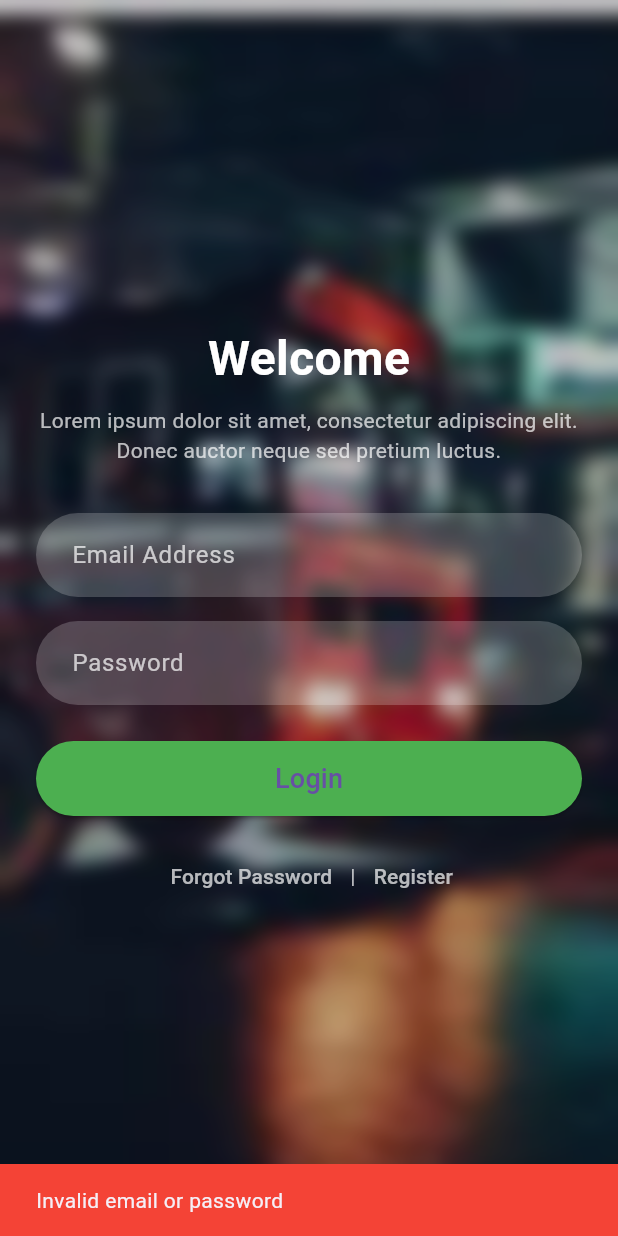
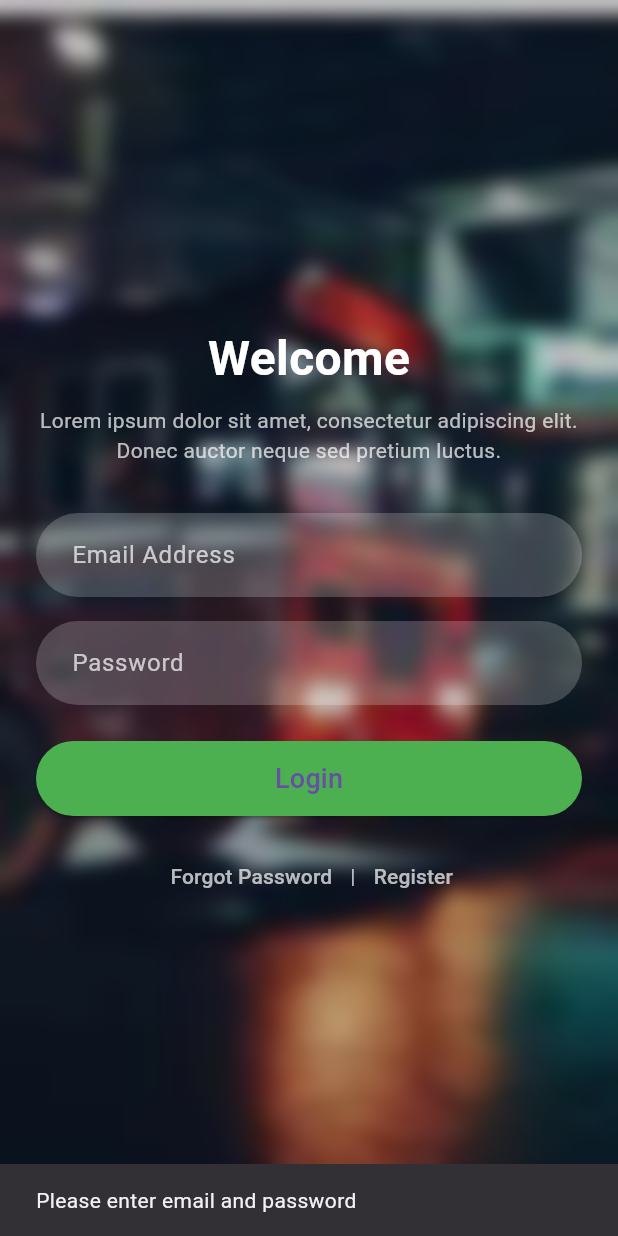
Before and after one commit to SanmuganathanLathusan/bus_tracker, a Flutter app: the screen it shows after launch, after a tap on "Login", on a phone screen of 412 x 824 dp. Run offline on Flutter 3.47's test engine with Material 3 defaults, Android fonts, the phone set to English and light mode, and no system bars; our stand-ins replace firebase_auth, firebase_core; accounts and stored records are empty.

Commit message:
add modified file

```diff
--- a/lib/screens/welcome_screen.dart
+++ b/lib/screens/welcome_screen.dart
@@ -1,6 +1,7 @@
 import 'dart:ui';
 import 'package:flutter/material.dart';
 import 'package:waygo/screens/Forgot_password.dart';
+ import 'package:firebase_auth/firebase_auth.dart';
 
 class WelcomeScreen extends StatefulWidget {
   const WelcomeScreen({super.key});
@@ -13,22 +14,42 @@ class _WelcomeScreenState extends State<WelcomeScreen> {
   final TextEditingController _emailController = TextEditingController();
   final TextEditingController _passwordController = TextEditingController();
 
-  void _login() {
-    String email = _emailController.text.trim();
-    String password = _passwordController.text.trim();
 
-    // Simple check (replace with Firebase / API later)
-    if (email == "test@example.com" && password == "123456") {
-      Navigator.pushReplacementNamed(context, '/home');
-    } else {
-      ScaffoldMessenger.of(context).showSnackBar(
-        const SnackBar(
-          content: Text("Invalid email or password"),
-          backgroundColor: Colors.red,
-        ),
-      );
+
+// inside _WelcomeScreenState
+void _login() async {
+  String email = _emailController.text.trim();
+  String password = _passwordController.text.trim();
+
+  if (email.isEmpty || password.isEmpty) {
+    ScaffoldMessenger.of(context).showSnackBar(
+      const SnackBar(content: Text("Please enter email and password")),
+    );
+    return;
+  }
+
+  try {
+    // Firebase Authentication
+    UserCredential userCredential = await FirebaseAuth.instance
+        .signInWithEmailAndPassword(email: email, password: password);
+
+    // If successful
+    Navigator.pushReplacementNamed(context, '/home');
+  } on FirebaseAuthException catch (e) {
+    String message = "Login failed";
+
+    if (e.code == 'user-not-found') {
+      message = "No user found for that email.";
+    } else if (e.code == 'wrong-password') {
+      message = "Wrong password provided.";
     }
+
+    ScaffoldMessenger.of(context).showSnackBar(
+      SnackBar(content: Text(message), backgroundColor: Colors.red),
+    );
   }
+}
+
 
   @override
   Widget build(BuildContext context) {
```
Also changed, not shown: assest/front.jpg (added), assest/image5.jpg (added), assest/image6.jpg (added), lib/screens/firebase_options.dart (deleted).
